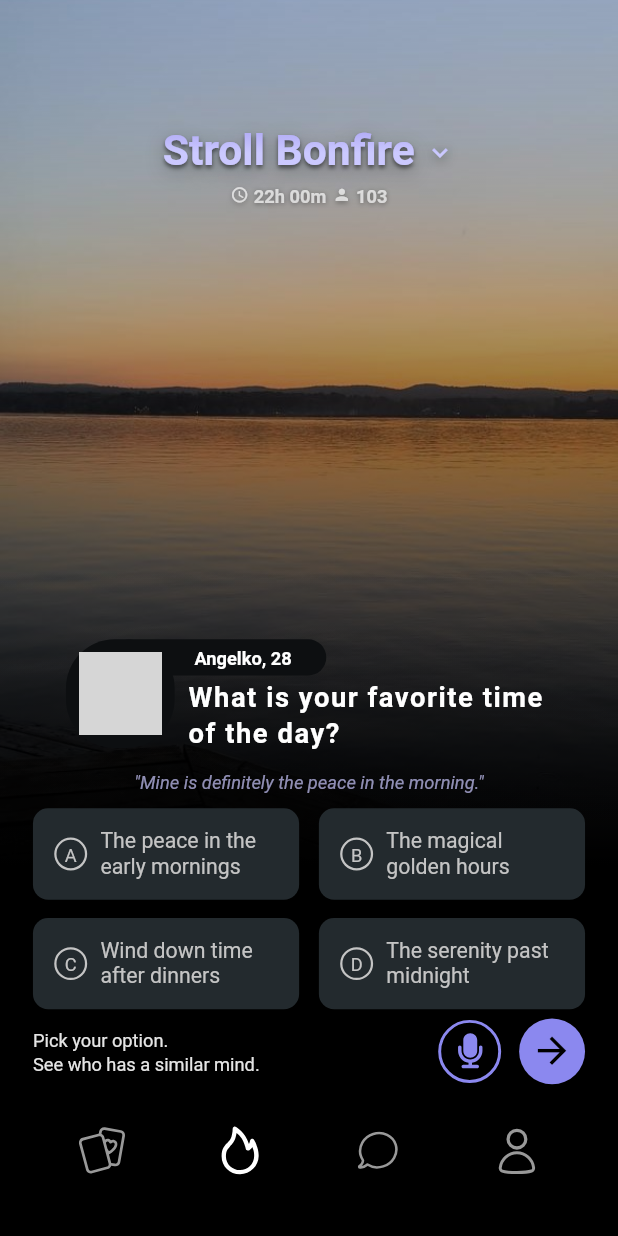
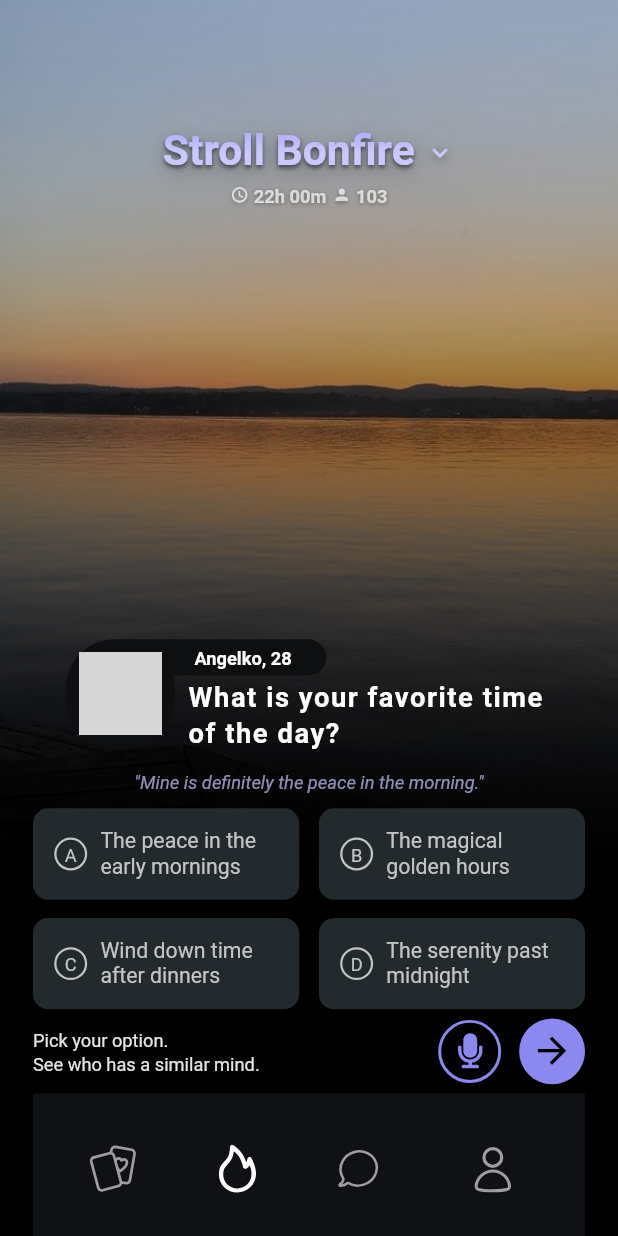
Before and after one commit to EMEDAT/stroll, a Flutter app: the screen it shows after launch, on a phone screen of 412 x 824 dp. Run offline on Flutter 3.47's test engine with Material 3 defaults, Android fonts, the light colour scheme and no system bars; our stand-ins replace equatable, flutter_bloc, flutter_screenutil, flutter_svg; Roboto replaces fonts that are missing (Proxima Nova); grey boxes are pictures that could not be loaded.

Commit message:
Refactor BottomNavigation widget for improved layout and usability; streamline structure, enhance touch target visibility, and update color handling for active/inactive states.

```diff
--- a/stroll_bonfire/lib/features/stroll/presentation/widgets/bottom_navigation.dart
+++ b/stroll_bonfire/lib/features/stroll/presentation/widgets/bottom_navigation.dart
@@ -2,37 +2,25 @@
 import 'package:flutter_screenutil/flutter_screenutil.dart';
 import 'package:flutter_svg/flutter_svg.dart';
 
-import '../../../../core/constants/app_colors.dart';
-
-/// Bottom Navigation Widget - App bottom navigation bar
+/// Bottom Navigation Widget - App bottom navigation bar with WHITE BACKGROUND
 class BottomNavigation extends StatelessWidget {
   const BottomNavigation({super.key});
 
   @override
   Widget build(BuildContext context) {
-    return Row(
-      children: [
-        Expanded(
-          child: Center(
-            child: NavIcon('assets/icons/cards.svg', Icons.credit_card, false),
-          ),
-        ),
-        Expanded(
-          child: Center(
-            child: NavIcon('assets/icons/fire.svg', Icons.local_fire_department, true),
-          ),
-        ),
-        Expanded(
-          child: Center(
-            child: NavIcon('assets/icons/chat.svg', Icons.chat_bubble_outline, false),
-          ),
-        ),
-        Expanded(
-          child: Center(
-            child: NavIcon('assets/icons/user.svg', Icons.person_outline, false),
-          ),
-        ),
-      ],
+    return Container(
+      width: MediaQuery.of(context).size.width, // FULL SCREEN WIDTH
+      color: const Color(0xFF0F1115), // #0F1115 BACKGROUND
+      padding: EdgeInsets.symmetric(vertical: 12.h), // NO horizontal padding, only vertical
+      child: Row(
+        mainAxisAlignment: MainAxisAlignment.spaceEvenly, // Use spaceEvenly for wider spread
+        children: [
+          NavIcon('assets/icons/cards.svg', Icons.credit_card, false),
+          NavIcon('assets/icons/fire.svg', Icons.local_fire_department, true),
+          NavIcon('assets/icons/chat.svg', Icons.chat_bubble_outline, false),
+          NavIcon('assets/icons/user.svg', Icons.person_outline, false),
+        ],
+      ),
     );
   }
 }
@@ -49,7 +37,7 @@
   Widget build(BuildContext context) {
     return AnimatedContainer(
       duration: const Duration(milliseconds: 200),
-      padding: EdgeInsets.all(12.w), // Increased padding for larger touch area
+      padding: EdgeInsets.all(12.w),
       child: FutureBuilder<bool>(
         future: _assetExists(context, iconPath),
         builder: (context, snapshot) {
@@ -60,7 +48,7 @@
               width: _getIconSize(),
               height: _getIconSize(),
               colorFilter: ColorFilter.mode(
-                isActive ? AppColors.white : AppColors.white60,
+                isActive ? Colors.white : Colors.grey, // White for active, grey for inactive on dark background
                 BlendMode.srcIn,
               ),
             );
@@ -69,7 +57,7 @@
           // Fallback to Flutter icon
           return Icon(
             fallbackIcon,
-            color: isActive ? AppColors.white : AppColors.white60,
+            color: isActive ? Colors.white : Colors.grey, // White for active, grey for inactive on dark background
             size: _getIconSize(),
           );
         },
@@ -80,15 +68,15 @@
   // Specific sizing for user icon to match others
   double _getIconSize() {
     if (iconPath.contains('user.svg')) {
-      return 45.w; // Larger size specifically for user icon
+      return 45.w;
     }
     if (iconPath.contains('fire.svg')) {
-      return 30.w; // Slightly larger for fire icon
+      return 30.w;
     }
     if (iconPath.contains('chat.svg')) {
-      return 25.w; // Slightly larger for chat icon
+      return 25.w;
     }
-    return 29.w; // Default size for other icons
+    return 29.w;
   }
 
   Future<bool> _assetExists(BuildContext context, String path) async {
```
